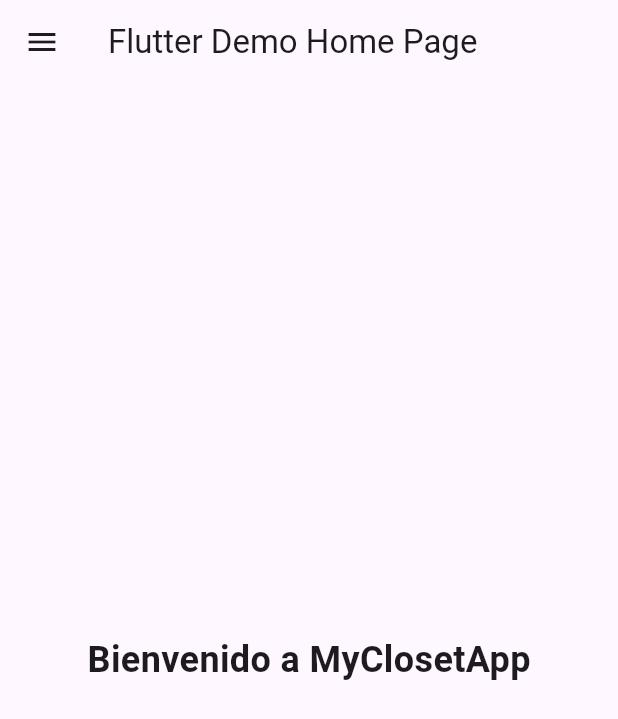
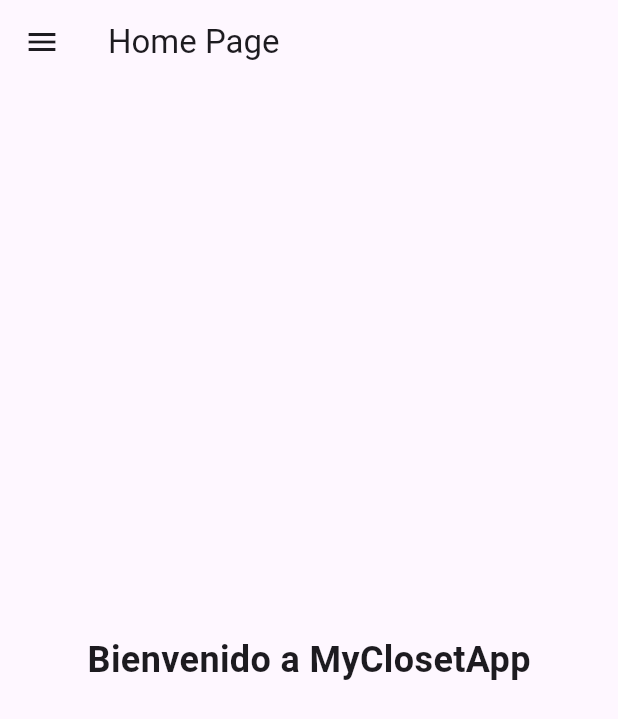
Before and after one commit to Ranafonica/MyClosetApp, a Flutter app: the screen it shows after launch, on a phone screen of 412 x 824 dp. Shown: the top 719 px of the screen. Run offline on Flutter 3.47's test engine with Material 3 defaults, Android fonts, the phone set to English and light mode, and no system bars.

Commit message:
Titulo Dinámico
Se establece un título dinámico para cada widget, en donde irá cambiando a medida que se cambie de widget

```diff
--- a/flutter_myclosetapp/lib/main.dart
+++ b/flutter_myclosetapp/lib/main.dart
@@ -12,7 +12,7 @@
   @override
   Widget build(BuildContext context) {
     return MaterialApp(
-      title: 'Flutter Demo',
+      title: 'MYCLOSET',
       theme: ThemeData(
         // This is the theme of your application.
         //
@@ -31,7 +31,7 @@
         // tested with just a hot reload.
         colorScheme: ColorScheme.fromSeed(seedColor: Colors.deepPurple),
       ),
-      home: const MyHomePage(title: 'Flutter Demo Home Page'),
+      home: const MyHomePage(title: ''),
     );
   }
 }
--- a/flutter_myclosetapp/lib/pages/home.dart
+++ b/flutter_myclosetapp/lib/pages/home.dart
@@ -41,6 +41,11 @@
     const WorldClosetsPage(),
   ];
 
+  static final List<String> _pageTitles = <String>[
+    'Home Page',
+    'My Closet',
+    'World Wide Closets',
+  ];
   void _onItemTapped(int index) {
     setState(() {
       _selectedIndex = index;
@@ -52,7 +57,7 @@
   Widget build(BuildContext context) {
     return Scaffold(
       appBar: AppBar(
-        title: Text(widget.title),
+        title: Text(_pageTitles[_selectedIndex]),
         leading: Builder(
           builder: (context) => IconButton(
             icon: const Icon(Icons.menu),
```
